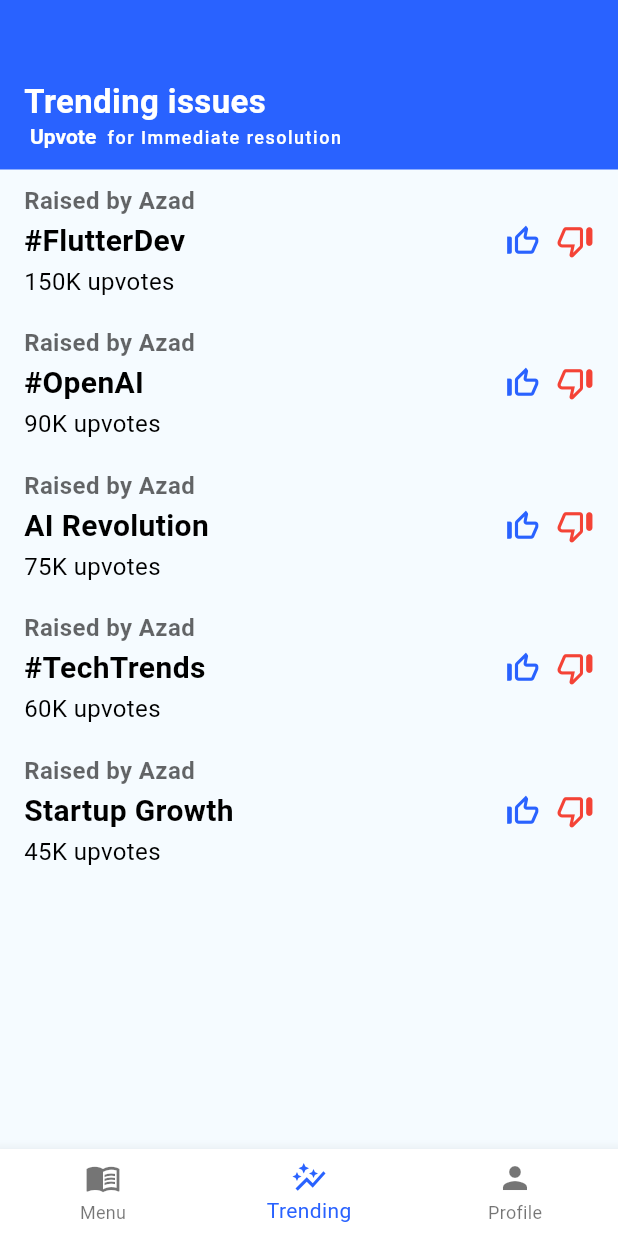
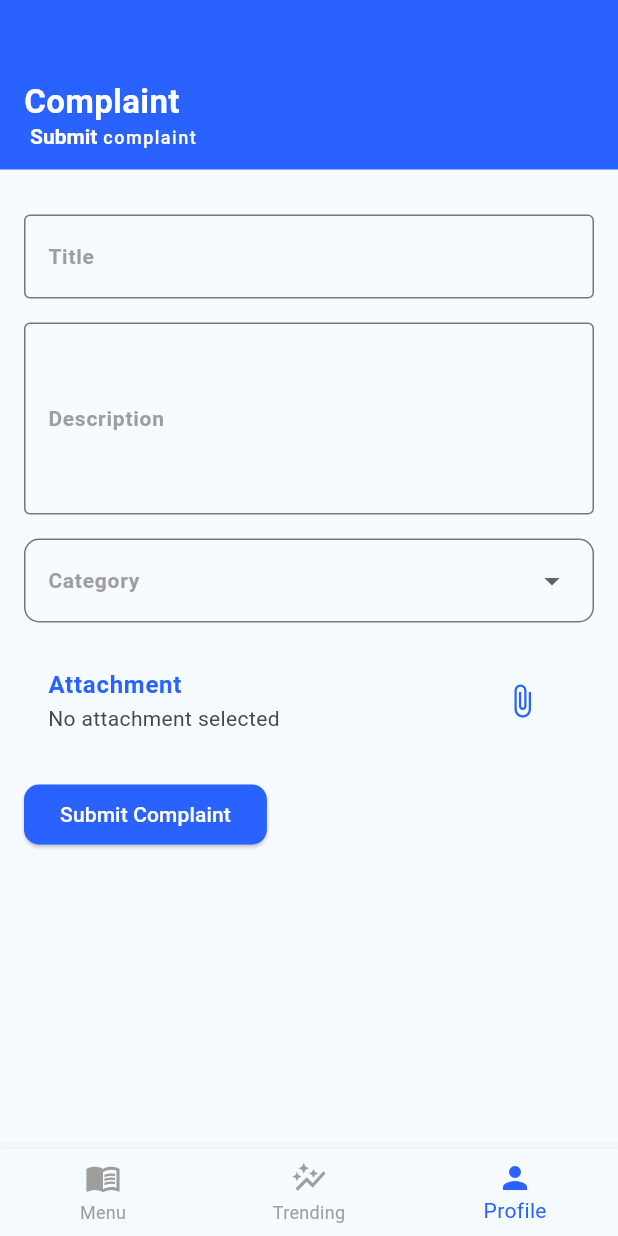
Before and after one commit to Azad99-9/mess_management, a Flutter app: the screen it shows after launch, item 3 of the bottom bar chosen, on a phone screen of 412 x 824 dp. Run offline on Flutter 3.47's test engine with Material 3 defaults, Android fonts, the phone set to English and light mode, and no system bars; our stand-ins replace dropdown_button2, firebase_core, get_it, image_picker; accounts and stored records are empty.

Commit message:
made more changes

```diff
--- a/lib/main.dart
+++ b/lib/main.dart
@@ -2,6 +2,7 @@
 import 'package:flutter/material.dart';
 import 'package:mess_management/services/theme_service.dart';
 import 'package:mess_management/views/common_issues.dart';
+import 'package:mess_management/views/complaints.dart';
 import 'package:mess_management/views/menu.dart';
 
 void main() {
@@ -89,14 +90,18 @@
         onPageChanged: _onPageChanged,
         children: [
           MessMenuPage(),
-          CommonIssues(),
+          const CommonIssues(),
+          SubmitComplaintPage(),
         ],
       ),
       bottomNavigationBar: Container(
-        color: Colors.white,
+        color:Colors.white,
         child: BottomNavigationBar(
-          backgroundColor: Colors.white,
+
+          backgroundColor:ThemeService.primaryAccent,
           selectedItemColor: ThemeService.primaryColor,
+          unselectedLabelStyle: TextStyle(color: Colors.grey),
+          unselectedItemColor: Colors.grey,
           currentIndex: _currentPage,
           onTap: _onBottomNavTapped,
           items: const [
@@ -108,6 +113,7 @@
               icon: Icon(Icons.auto_graph),
               label: 'Trending',
             ),
+
             BottomNavigationBarItem(
               icon: Icon(Icons.person),
               label: 'Profile',
--- a/lib/views/common_issues.dart
+++ b/lib/views/common_issues.dart
@@ -26,6 +26,8 @@
         body: CustomScrollView(
           slivers: [
             SliverToBoxAdapter(
+              child: Padding(
+                padding: EdgeInsets.only(bottom: 14),
                 child: Container(
                     color: ThemeService.primaryColor,
                     child: Padding(
@@ -65,7 +67,9 @@
                           ),
                         ],
                       ),
-                    ))),
+                    )),
+              ),
+            ),
             SliverList.builder(
               itemCount: trends.length,
               itemBuilder: (context, index) {
--- /dev/null
+++ b/lib/views/complaints.dart
@@ -0,0 +1,296 @@
+import 'package:dropdown_button2/dropdown_button2.dart';
+import 'package:flutter/material.dart';
+import 'package:mess_management/services/theme_service.dart';
+import 'package:image_picker/image_picker.dart';
+
+class SubmitComplaintPage extends StatefulWidget {
+  const SubmitComplaintPage({Key? key}) : super(key: key);
+
+  @override
+  State<SubmitComplaintPage> createState() => _SubmitComplaintPageState();
+}
+
+class _SubmitComplaintPageState extends State<SubmitComplaintPage> {
+  final _formKey = GlobalKey<FormState>();
+  final TextEditingController _titleController = TextEditingController();
+  final TextEditingController _descriptionController = TextEditingController();
+  String? _selectedCategory;
+  List<String> _categories = ['Food', 'Hygiene', 'Service', 'Other'];
+  String? _attachmentPath;
+
+  void _submitComplaint() {
+    if (_formKey.currentState!.validate()) {
+      final title = _titleController.text;
+      final description = _descriptionController.text;
+      final category = _selectedCategory;
+      final attachment = _attachmentPath;
+
+      // Handle complaint submission logic (e.g., API call)
+
+      ScaffoldMessenger.of(context).showSnackBar(
+        SnackBar(content: Text('Complaint submitted successfully!')),
+      );
+
+      // Clear the form after submission
+      _titleController.clear();
+      _descriptionController.clear();
+      setState(() {
+        _selectedCategory = null;
+        _attachmentPath = null;
+      });
+    }
+  }
+
+  Future<void> _pickAttachment() async {
+    final ImagePicker picker = ImagePicker();
+
+    try {
+      // Pick an image
+      final XFile? pickedFile =
+          await picker.pickImage(source: ImageSource.gallery);
+
+      if (pickedFile != null) {
+        setState(() {
+          _attachmentPath = pickedFile.path; // Store the picked image path
+        });
+      } else {
+        // User canceled the picker
+        setState(() {
+          _attachmentPath = null;
+        });
+      }
+    } catch (e) {
+      // Handle any errors
+      print('Error picking image: $e');
+    }
+  }
+
+  @override
+  Widget build(BuildContext context) {
+    return Scaffold(
+      backgroundColor: ThemeService.primaryAccent,
+      body: CustomScrollView(
+        slivers: [
+          SliverToBoxAdapter(
+              child: Padding(
+            padding: EdgeInsets.only(bottom: 14),
+            child: Container(
+                color: ThemeService.primaryColor,
+                child: Padding(
+                  padding: EdgeInsets.fromLTRB(16, 36, 16, 14),
+                  child: Column(
+                    crossAxisAlignment: CrossAxisAlignment.start,
+                    children: [
+                      SizedBox(
+                        height: 16,
+                      ),
+                      const Text(
+                        'Complaint',
+                        style: TextStyle(
+                          color: ThemeService.secondaryColor,
+                          fontWeight: FontWeight.bold,
+                          fontSize: 22,
+                        ),
+                      ),
+                      Padding(
+                        padding: EdgeInsets.only(
+                          left: 4,
+                        ),
+                        child: RichText(
+                            text: TextSpan(
+                                text: 'Submit',
+                                style: TextStyle(
+                                    fontWeight: FontWeight.bold, fontSize: 14),
+                                children: [
+                              TextSpan(
+                                  text: ' complaint',
+                                  style: TextStyle(
+                                      fontWeight: FontWeight.w500,
+                                      letterSpacing: 1,
+                                      fontSize: 12)),
+                            ])),
+                      ),
+                    ],
+                  ),
+                )),
+          )),
+          SliverList(
+            delegate: SliverChildListDelegate([
+              Form(
+                  key: _formKey,
+                  child: Padding(
+                    padding: EdgeInsets.all(16),
+                    child: Column(
+                      crossAxisAlignment: CrossAxisAlignment.start,
+                      children: [
+                        TextFormField(
+                          controller: _titleController,
+                          decoration: const InputDecoration(
+                            focusColor: ThemeService.primaryColor,
+                            focusedBorder: OutlineInputBorder(
+                              borderSide: BorderSide(
+                                width: 2,
+                                color: ThemeService.primaryColor,
+                              ), // Customize the border color
+                            ),
+                            floatingLabelStyle: TextStyle(
+                                color: ThemeService.primaryColor,
+                                fontWeight: FontWeight.bold),
+                            labelStyle: TextStyle(
+                                fontSize: 14,
+                                color: Colors.grey,
+                                fontWeight: FontWeight.bold),
+                            labelText: 'Title',
+                            border: OutlineInputBorder(),
+                          ),
+                          validator: (value) {
+                            if (value == null || value.isEmpty) {
+                              return 'Please enter a title for your complaint';
+                            }
+                            return null;
+                          },
+                        ),
+                        const SizedBox(height: 16),
+                        TextFormField(
+                          controller: _descriptionController,
+                          decoration: InputDecoration(
+                            focusedBorder: OutlineInputBorder(
+                              borderSide: BorderSide(
+                                width: 2,
+                                color: ThemeService.primaryColor,
+                              ), // Customize the border color
+                            ),
+                            floatingLabelStyle: TextStyle(
+                                color: ThemeService.primaryColor,
+                                fontWeight: FontWeight.bold),
+                            labelStyle: TextStyle(
+                                fontWeight: FontWeight.bold,
+                                fontSize: 14,
+                                color: Colors.grey),
+                            labelText: 'Description',
+                            border: OutlineInputBorder(),
+                          ),
+                          maxLines: 4,
+                          validator: (value) {
+                            if (value == null || value.isEmpty) {
+                              return 'Please provide a detailed description';
+                            }
+                            return null;
+                          },
+                        ),
+                        const SizedBox(height: 16),
+                        DropdownButtonFormField2<String>(
+                          // selectedItemBuilder:,
+
+                          value: _selectedCategory,
+                          items: _categories
+                              .map((category) => DropdownMenuItem<String>(
+                                    value: category,
+                                    child: IntrinsicWidth(
+                                      child: Container(
+                                        // height: double.infinity,
+                                        child: Column(
+                                          crossAxisAlignment:
+                                              CrossAxisAlignment.start,
+                                          mainAxisAlignment:
+                                              MainAxisAlignment.center,
+                                          children: [
+                                            Text(
+                                              category,
+                                            ),
+                                          ],
+                                        ),
+                                        //   decoration: BoxDecoration(
+                                        //       color: category == _selectedCategory
+                                        //           ? ThemeService.primaryColor
+                                        //               .withOpacity(0.05)
+                                        //           : Colors.white),
+                                      ),
+                                    ),
+                                  ))
+                              .toList(),
+                          decoration: InputDecoration(
+                            focusedBorder: OutlineInputBorder(
+                              borderRadius: BorderRadius.circular(10),
+                              borderSide: BorderSide(
+                                width: 2,
+                                color: ThemeService.primaryColor,
+                              ),
+                            ),
+                            floatingLabelStyle: TextStyle(
+                                color: ThemeService.primaryColor,
+                                fontWeight: FontWeight.bold),
+                            labelText: 'Category',
+                            labelStyle: TextStyle(
+                              fontSize: 14,
+                              fontWeight: FontWeight.bold,
+                              color: Colors.grey,
+                            ),
+                            border: OutlineInputBorder(
+                              borderRadius: BorderRadius.circular(10),
+                            ),
+                          ),
+                          dropdownStyleData: DropdownStyleData(
+                            decoration: BoxDecoration(
+                              borderRadius: BorderRadius.circular(10),
+                              // Set dropdown canvas border radius
+                              color: Colors
+                                  .white, // Optional: Set dropdown background color
+                            ),
+                          ),
+                          onChanged: (value) {
+                            setState(() {
+                              _selectedCategory = value!;
+                            });
+                          },
+                          validator: (value) {
+                            if (value == null || value.isEmpty) {
+                              return 'Please select a category';
+                            }
+                            return null;
+                          },
+                        ),
+                        const SizedBox(height: 16),
+                        ListTile(
+                          title: Text(
+                            'Attachment',
+                            style: TextStyle(
+                                color: ThemeService.primaryColor,
+                                fontSize: 16,
+                                fontWeight: FontWeight.bold),
+                          ),
+                          subtitle:
+                              Text(_attachmentPath ?? 'No attachment selected'),
+                          trailing: IconButton(
+                            icon: const Icon(
+                              Icons.attach_file,
+                              color: ThemeService.primaryColor,
+                            ),
+                            onPressed: _pickAttachment,
+                          ),
+                        ),
+                        const SizedBox(height: 16),
+                        ElevatedButton(
+                          onPressed: _submitComplaint,
+                          style: ButtonStyle(
+                              shape: WidgetStatePropertyAll(
+                                RoundedRectangleBorder(
+                                    borderRadius: BorderRadius.circular(10)),
+                              ),
+                              backgroundColor: WidgetStatePropertyAll(
+                                  ThemeService.primaryColor)),
+                          child: const Text(
+                            'Submit Complaint',
+                            style: TextStyle(color: Colors.white),
+                          ),
+                        ),
+                      ],
+                    ),
+                  ))
+            ]),
+          ),
+        ],
+      ),
+    );
+  }
+}
--- a/pubspec.yaml
+++ b/pubspec.yaml
@@ -39,6 +39,8 @@
   stacked: ^3.4.3
   get_it: ^7.7.0
   intl: ^0.20.1
+  image_picker: ^1.1.2
+  dropdown_button2: ^2.3.9
 
 dev_dependencies:
   flutter_test:
```
Also changed, not shown: lib/views/menu.dart (+34 -20 lines), pubspec.lock, 5 other files.
